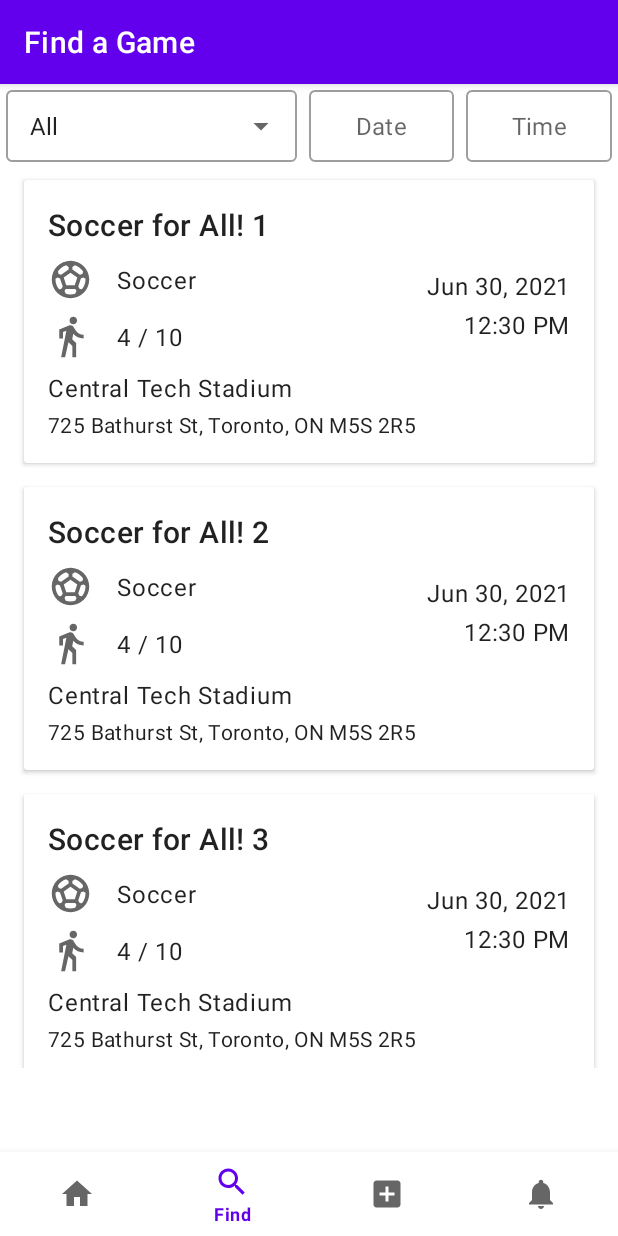
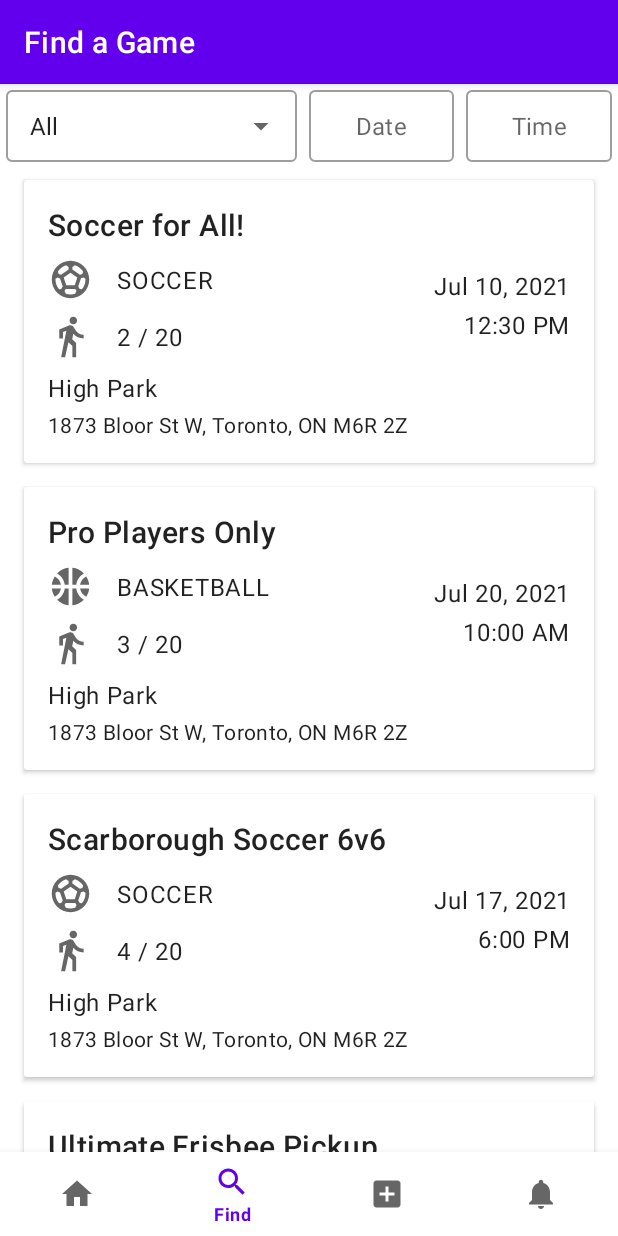
Before and after one commit to SPahooja/SocialSports, an Android app: the FindFragment screen opened through its navigation route, on a phone screen of 412 x 824 dp. Run offline under Robolectric (Android 15) with nearby library versions, the phone set to English and light mode, and no system bars; our stand-ins replace Dagger/Hilt's generated code, Firebase (no records; nobody signed in at launch, a user with empty details on screens opened directly), navigation-ui; libraries missing offline, so code that uses them is left out: com.firebase.ui.

Commit message:
fix find page ui; switch to match class

```diff
--- a/app/src/main/java/com/uwcs446/socialsports/ui/find/FindViewModel.kt
+++ b/app/src/main/java/com/uwcs446/socialsports/ui/find/FindViewModel.kt
@@ -3,17 +3,18 @@ package com.uwcs446.socialsports.ui.find
 import androidx.lifecycle.LiveData
 import androidx.lifecycle.MutableLiveData
 import androidx.lifecycle.ViewModel
+import com.uwcs446.socialsports.domain.match.Match
 import com.uwcs446.socialsports.ui.matchlist.MatchListUtils
 import java.time.LocalDate
 
 class FindViewModel : ViewModel() {
 
     // TODO: update matchList to hold data for all matches
-    private val _matchList = MutableLiveData<List<List<String>>>().apply {
-        this.value = MatchListUtils.genFakeMatchData(20)
+    private val _matchList = MutableLiveData<List<Match>>().apply {
+        this.value = MatchListUtils.genFakeMatchData(3)
     }
 
-    val matchList: LiveData<List<List<String>>> = _matchList
+    val matchList: LiveData<List<Match>> = _matchList
 
     // TODO: filter match by date, remove filtering if time is null
     fun filterMatchByDate(time: LocalDate?) {}
--- a/app/src/main/java/com/uwcs446/socialsports/ui/home/HomeViewModel.kt
+++ b/app/src/main/java/com/uwcs446/socialsports/ui/home/HomeViewModel.kt
@@ -3,14 +3,15 @@ package com.uwcs446.socialsports.ui.home
 import androidx.lifecycle.LiveData
 import androidx.lifecycle.MutableLiveData
 import androidx.lifecycle.ViewModel
+import com.uwcs446.socialsports.domain.match.Match
 import com.uwcs446.socialsports.ui.matchlist.MatchListUtils
 
 class HomeViewModel : ViewModel() {
 
     // TODO: update matchList to hold the current user's matches
-    private val _userMatchList = MutableLiveData<List<List<String>>>().apply {
-        this.value = MatchListUtils.genFakeMatchData(2)
+    private val _userMatchList = MutableLiveData<List<Match>>().apply {
+        this.value = MatchListUtils.genFakeMatchData(1)
     }
 
-    val userMatchList: LiveData<List<List<String>>> = _userMatchList
+    val userMatchList: LiveData<List<Match>> = _userMatchList
 }
--- a/app/src/main/java/com/uwcs446/socialsports/ui/matchlist/MatchListUtils.kt
+++ b/app/src/main/java/com/uwcs446/socialsports/ui/matchlist/MatchListUtils.kt
@@ -1,22 +1,69 @@
 package com.uwcs446.socialsports.ui.matchlist
+
+import com.uwcs446.socialsports.domain.match.Match
+import com.uwcs446.socialsports.domain.match.Sport
+import com.uwcs446.socialsports.domain.user.User
+import java.time.Duration
+import java.time.LocalDate
+import java.time.LocalTime
 
 class MatchListUtils {
 
     companion object {
-
-        fun genFakeMatchData(len: Int): List<List<String>> {
-            val fakeMatchDataList: ArrayList<List<String>> = arrayListOf()
+        fun genFakeMatchData(len: Int): List<Match> {
+            val fakeMatchDataList: ArrayList<Match> = arrayListOf()
             for (i in 1..len) {
-                val entry = listOf(
-                    "Soccer for All! $i",
-                    "Soccer",
-                    "4 / 10",
-                    "Jun 30, 2021",
-                    "12:30 PM",
-                    "Central Tech Stadium",
-                    "725 Bathurst St, Toronto, ON M5S 2R5"
+                val entries = listOf(
+                    Match(
+                        id = "1",
+                        sport = Sport.SOCCER,
+                        title = "Soccer for All!",
+                        description = "Soccer for All",
+                        date = LocalDate.parse("2021-07-10"),
+                        time = LocalTime.parse("12:30:00"),
+                        duration = Duration.parse("PT2H"),
+                        host = User("1"),
+                        teamOne = listOf(User("1")),
+                        teamTwo = listOf(User("1"))
+                    ),
+                    Match(
+                        id = "2",
+                        sport = Sport.BASKETBALL,
+                        title = "Pro Players Only",
+                        description = "Pro Players Only",
+                        date = LocalDate.parse("2021-07-20"),
+                        time = LocalTime.parse("10:00:00"),
+                        duration = Duration.parse("PT2H"),
+                        host = User("1"),
+                        teamOne = listOf(User("1"), User("1")),
+                        teamTwo = listOf(User("1"))
+                    ),
+                    Match(
+                        id = "3",
+                        sport = Sport.SOCCER,
+                        title = "Scarborough Soccer 6v6",
+                        description = "Scarborough Soccer 6v6",
+                        date = LocalDate.parse("2021-07-17"),
+                        time = LocalTime.parse("18:00:00"),
+                        duration = Duration.parse("PT1H"),
+                        host = User("1"),
+                        teamOne = listOf(User("1"), User("1")),
+                        teamTwo = listOf(User("1"), User("1"))
+                    ),
+                    Match(
+                        id = "4",
+                        sport = Sport.ULTIMATE,
+                        title = "Ultimate Frisbee Pickup",
+                        description = "Ultimate Frisbee Pickup",
+                        date = LocalDate.parse("2021-07-22"),
+                        time = LocalTime.parse("15:30:00"),
+                        duration = Duration.parse("PT2H"),
+                        host = User("1"),
+                        teamOne = listOf(User("1"), User("1")),
+                        teamTwo = listOf(User("1"), User("1"), User("1"))
+                    )
                 )
-                fakeMatchDataList.add(entry)
+                fakeMatchDataList.addAll(entries)
             }
             return fakeMatchDataList
         }
--- a/app/src/main/java/com/uwcs446/socialsports/ui/matchlist/MatchRecyclerViewAdapter.kt
+++ b/app/src/main/java/com/uwcs446/socialsports/ui/matchlist/MatchRecyclerViewAdapter.kt
@@ -3,11 +3,16 @@ package com.uwcs446.socialsports.ui.matchlist
 import android.content.Context
 import android.view.LayoutInflater
 import android.view.ViewGroup
+import android.widget.ImageView
 import android.widget.Toast
 import androidx.recyclerview.widget.RecyclerView
 import com.uwcs446.socialsports.R
+import com.uwcs446.socialsports.domain.match.Match
+import com.uwcs446.socialsports.domain.match.Sport
+import java.time.format.DateTimeFormatter
+import java.time.format.FormatStyle
 
-class MatchRecyclerViewAdapter(private val matchList: List<List<String>>) : RecyclerView.Adapter<MatchViewHolder>() {
+class MatchRecyclerViewAdapter(private val matchList: List<Match>) : RecyclerView.Adapter<MatchViewHolder>() {
 
     override fun onCreateViewHolder(parent: ViewGroup, viewType: Int): MatchViewHolder {
         val layoutView = LayoutInflater.from(parent.context).inflate(R.layout.match_item_card, parent, false)
@@ -19,14 +24,14 @@ class MatchRecyclerViewAdapter(private val matchList: List<List<String>>) : Recy
             val match = matchList[position]
 
             // TODO: update mapping based on the game item structure in gameList
-            holder.matchTitle.text = match[0]
-            holder.matchType.text = match[1]
-            holder.matchTypeIcon.setImageResource(R.drawable.ic_sports_soccer)
-            holder.matchPlayerCount.text = match[2]
-            holder.matchDate.text = match[3]
-            holder.matchTime.text = match[4]
-            holder.matchLocationName.text = match[5]
-            holder.matchAddress.text = match[6]
+            holder.matchTitle.text = match.title
+            holder.matchType.text = match.sport.toString()
+            setSportIcon(match.sport, holder.matchTypeIcon)
+            holder.matchPlayerCount.text = "${match.currentPlayerCount()} / ${match.maxPlayerCount()}"
+            holder.matchDate.text = match.date.format(DateTimeFormatter.ofLocalizedDate(FormatStyle.MEDIUM))
+            holder.matchTime.text = match.time.format(DateTimeFormatter.ofLocalizedTime(FormatStyle.SHORT))
+            holder.matchLocationName.text = "High Park" // TODO: add location name field
+            holder.matchAddress.text = "1873 Bloor St W, Toronto, ON M6R 2Z" // TODO: add location address field
         }
     }
 
@@ -37,4 +42,19 @@ class MatchRecyclerViewAdapter(private val matchList: List<List<String>>) : Recy
     fun notifyDataChanged(context: Context) {
         Toast.makeText(context, "data changed", Toast.LENGTH_SHORT).show()
     }
+
+    private fun setSportIcon(sport: Sport, iconView: ImageView) {
+        when (sport) {
+
+            Sport.SOCCER -> {
+                iconView.setImageResource(R.drawable.ic_sports_soccer)
+            }
+            Sport.BASKETBALL -> {
+                iconView.setImageResource(R.drawable.ic_baseline_sports_basketball)
+            }
+            Sport.ULTIMATE -> {
+                iconView.setImageResource(R.drawable.ic_baseline_sports_ultimate)
+            }
+        }
+    }
 }
--- /dev/null
+++ b/app/src/main/res/drawable/ic_baseline_sports_basketball.xml
@@ -0,0 +1,31 @@
+<vector xmlns:android="http://schemas.android.com/apk/res/android"
+    android:width="24dp"
+    android:height="24dp"
+    android:viewportWidth="24"
+    android:viewportHeight="24"
+    android:tint="?attr/colorControlNormal">
+  <path
+      android:fillColor="@android:color/white"
+      android:pathData="M17.09,11h4.86c-0.16,-1.61 -0.71,-3.11 -1.54,-4.4C18.68,7.43 17.42,9.05 17.09,11z"/>
+  <path
+      android:fillColor="@android:color/white"
+      android:pathData="M6.91,11C6.58,9.05 5.32,7.43 3.59,6.6C2.76,7.89 2.21,9.39 2.05,11H6.91z"/>
+  <path
+      android:fillColor="@android:color/white"
+      android:pathData="M15.07,11c0.32,-2.59 1.88,-4.79 4.06,-6c-1.6,-1.63 -3.74,-2.71 -6.13,-2.95V11H15.07z"/>
+  <path
+      android:fillColor="@android:color/white"
+      android:pathData="M8.93,11H11V2.05C8.61,2.29 6.46,3.37 4.87,5C7.05,6.21 8.61,8.41 8.93,11z"/>
+  <path
+      android:fillColor="@android:color/white"
+      android:pathData="M15.07,13H13v8.95c2.39,-0.24 4.54,-1.32 6.13,-2.95C16.95,17.79 15.39,15.59 15.07,13z"/>
+  <path
+      android:fillColor="@android:color/white"
+      android:pathData="M3.59,17.4c1.72,-0.83 2.99,-2.46 3.32,-4.4H2.05C2.21,14.61 2.76,16.11 3.59,17.4z"/>
+  <path
+      android:fillColor="@android:color/white"
+      android:pathData="M17.09,13c0.33,1.95 1.59,3.57 3.32,4.4c0.83,-1.29 1.38,-2.79 1.54,-4.4H17.09z"/>
+  <path
+      android:fillColor="@android:color/white"
+      android:pathData="M8.93,13c-0.32,2.59 -1.88,4.79 -4.06,6c1.6,1.63 3.74,2.71 6.13,2.95V13H8.93z"/>
+</vector>
--- /dev/null
+++ b/app/src/main/res/drawable/ic_baseline_sports_ultimate.xml
@@ -0,0 +1,16 @@
+<vector xmlns:android="http://schemas.android.com/apk/res/android"
+    android:width="24dp"
+    android:height="24dp"
+    android:viewportWidth="24"
+    android:viewportHeight="24"
+    android:tint="?attr/colorControlNormal">
+  <path
+      android:fillColor="@android:color/white"
+      android:pathData="M14.27,6C13.72,6.95 14.05,8.18 15,8.73c0.95,0.55 2.18,0.22 2.73,-0.73c0.55,-0.95 0.22,-2.18 -0.73,-2.73C16.05,4.72 14.82,5.05 14.27,6z"/>
+  <path
+      android:fillColor="@android:color/white"
+      android:pathData="M15.84,10.41c0,0 -1.63,-0.94 -2.6,-1.5c-2.38,-1.38 -3.2,-4.44 -1.82,-6.82l-1.73,-1C8.1,3.83 8.6,7.21 10.66,9.4l-5.15,8.92l1.73,1l1.5,-2.6l1.73,1l-3,5.2l1.73,1l6.29,-10.89c1.14,1.55 1.33,3.69 0.31,5.46l1.73,1C19.13,16.74 18.81,12.91 15.84,10.41z"/>
+  <path
+      android:fillColor="@android:color/white"
+      android:pathData="M12.75,3.8c0.72,0.41 1.63,0.17 2.05,-0.55c0.41,-0.72 0.17,-1.63 -0.55,-2.05c-0.72,-0.41 -1.63,-0.17 -2.05,0.55C11.79,2.47 12.03,3.39 12.75,3.8z"/>
+</vector>
--- a/app/src/main/res/layout/fragment_find.xml
+++ b/app/src/main/res/layout/fragment_find.xml
@@ -4,7 +4,6 @@
     xmlns:tools="http://schemas.android.com/tools"
     android:layout_width="match_parent"
     android:layout_height="match_parent"
-    android:paddingBottom="?attr/actionBarSize"
     xmlns:app="http://schemas.android.com/apk/res-auto">
 
     <include
```
